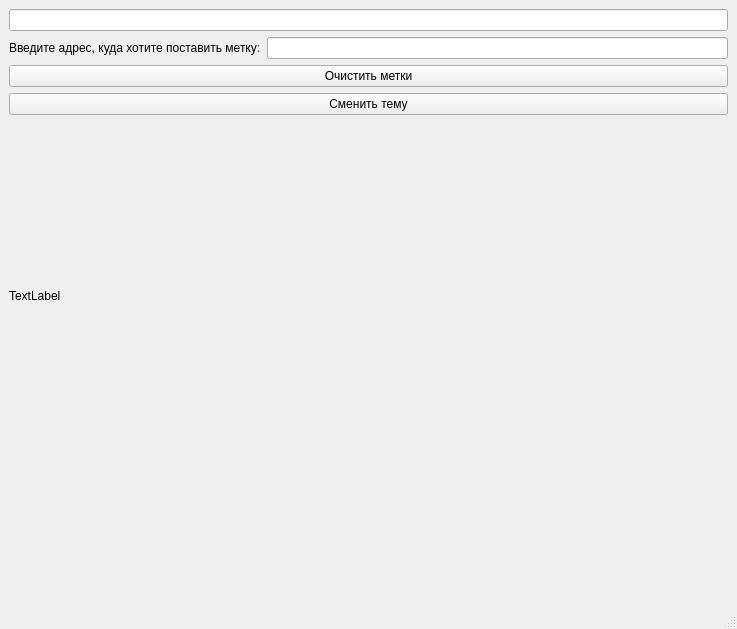
Before: the Qt Designer form map.ui in Devilord-coder/Lesson-API-3, drawn with Qt 5.
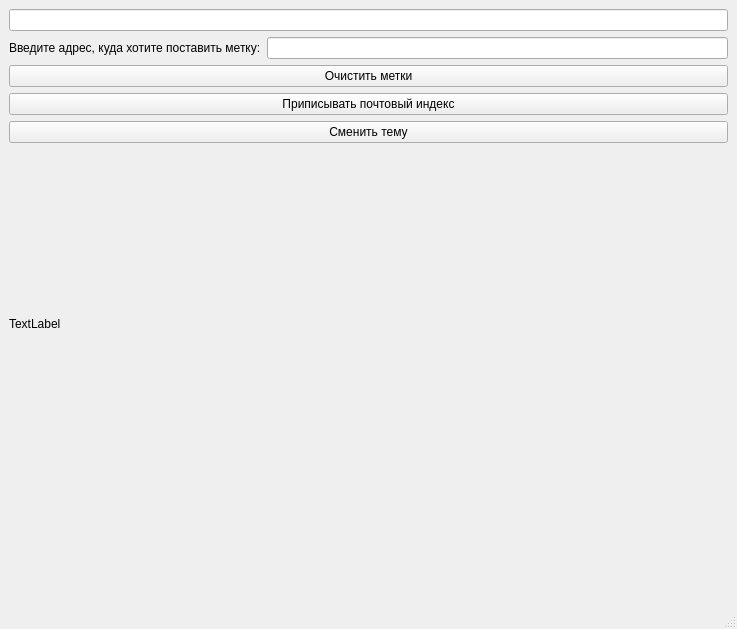
After: the same form once the commit is applied.

```diff
--- a/map.ui
+++ b/map.ui
@@ -17,7 +17,7 @@
    <layout class="QGridLayout" name="gridLayout_2">
     <item row="0" column="0">
      <layout class="QGridLayout" name="gridLayout">
-      <item row="3" column="0" colspan="2">
+      <item row="4" column="0" colspan="2">
        <widget class="QPushButton" name="theme">
         <property name="text">
          <string>Сменить тему</string>
@@ -38,7 +38,7 @@
         </property>
        </widget>
       </item>
-      <item row="4" column="0" colspan="2">
+      <item row="6" column="0" colspan="2">
        <widget class="QLabel" name="map">
         <property name="minimumSize">
          <size>
@@ -65,13 +65,20 @@
         </property>
        </widget>
       </item>
-      <item row="5" column="0" colspan="2">
+      <item row="7" column="0" colspan="2">
        <widget class="QLabel" name="full_address">
         <property name="text">
          <string/>
         </property>
        </widget>
       </item>
+      <item row="3" column="0" colspan="2">
+       <widget class="QPushButton" name="postal_code">
+        <property name="text">
+         <string>Приписывать почтовый индекс</string>
+        </property>
+       </widget>
+      </item>
      </layout>
     </item>
    </layout>
```
